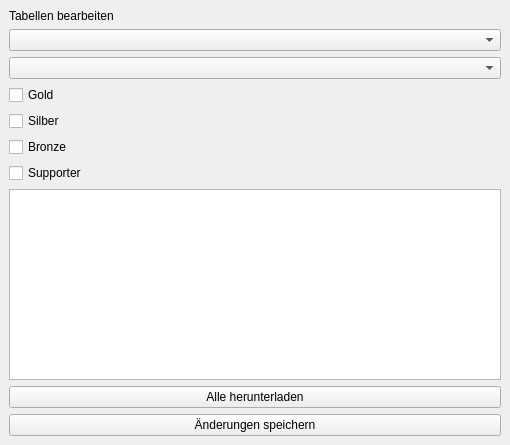
Before: the Qt Designer form modifytables.ui in green-lion-racing/glr-database, drawn with Qt 5.
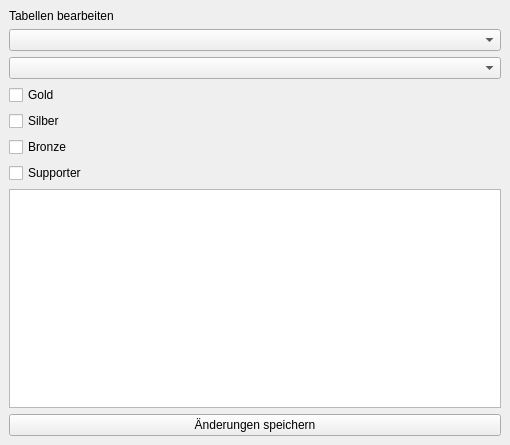
After: the same form once the commit is applied.

What changed in the file:
```diff
--- a/modifytables.ui
+++ b/modifytables.ui
@@ -68,13 +68,6 @@
         </property>
        </widget>
       </item>
-      <item>
-       <widget class="QPushButton" name="pb_download">
-        <property name="text">
-         <string>Alle herunterladen</string>
-        </property>
-       </widget>
-      </item>
       <item>
        <widget class="QPushButton" name="pb_save">
         <property name="text">
```
